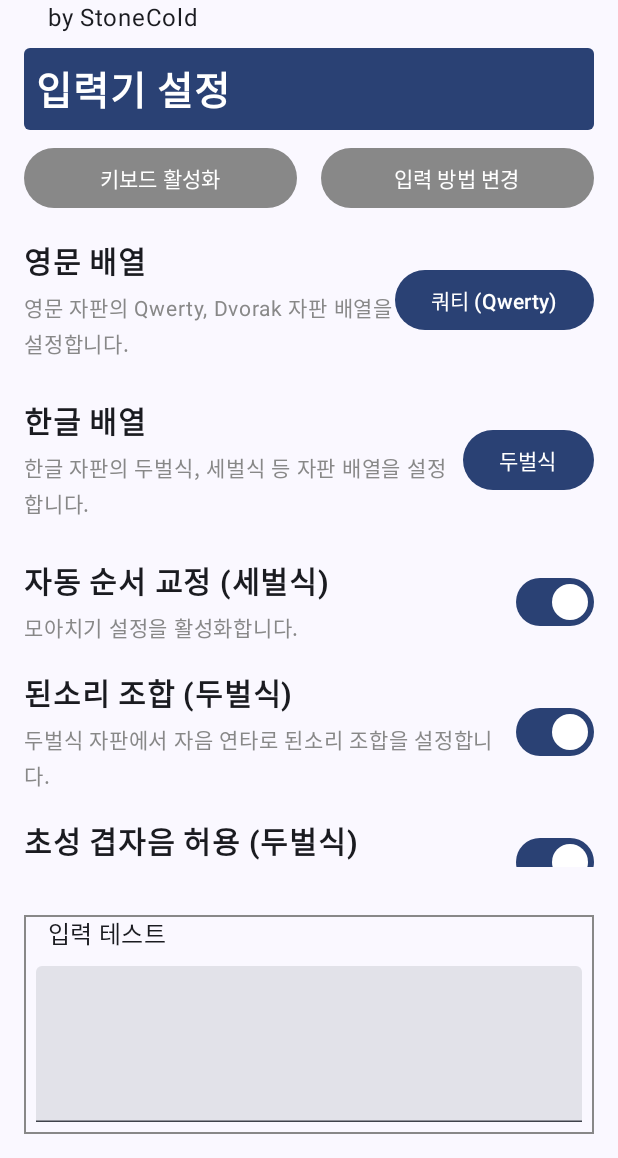
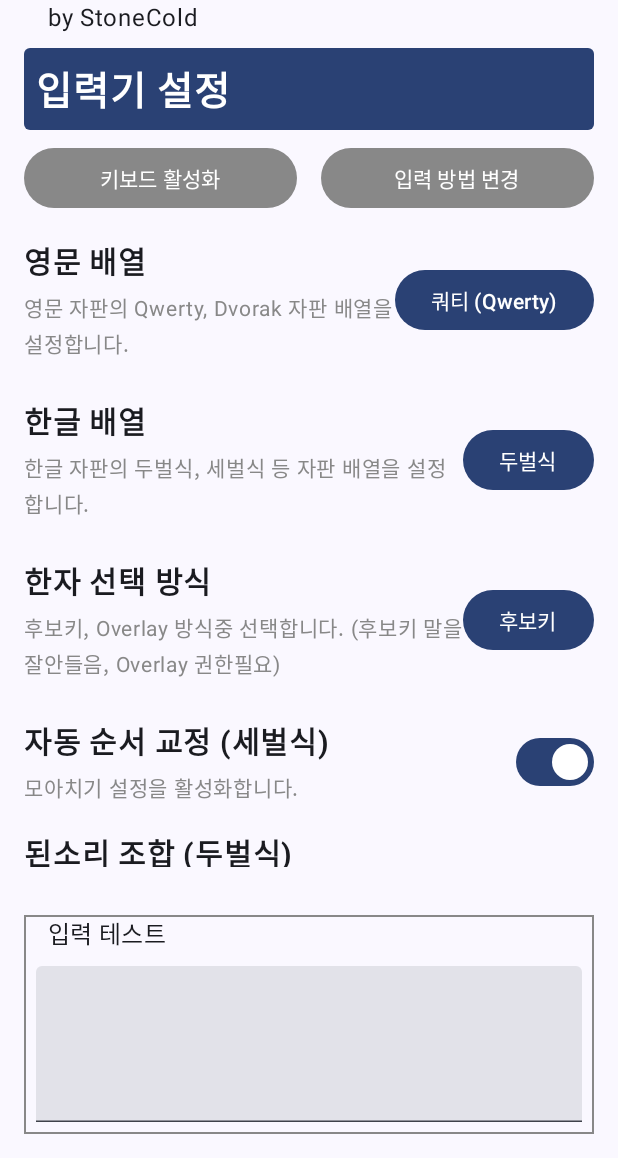
Before and after one commit to forumi0721/ExternalKeyboardKO, an Android app built with Jetpack Compose: the screen it shows after launch (SettingsActivity), on a phone screen of 412 x 824 dp, the part 78-1236 px from its top. Run offline under Robolectric (Android 15) with nearby library versions, the phone set to English and light mode, and no system bars.

Commit message:
Update
Changes:
- Add hanja overlay
- Add hanja select type option

```diff
--- a/app/src/main/AndroidManifest.xml
+++ b/app/src/main/AndroidManifest.xml
@@ -3,6 +3,7 @@
     xmlns:tools="http://schemas.android.com/tools" >
 
     <uses-permission android:name="android.permission.POST_NOTIFICATIONS" />
+    <uses-permission android:name="android.permission.SYSTEM_ALERT_WINDOW"/>
 
     <application
         android:allowBackup="true"
--- a/app/src/main/java/kr/stonecold/exkeyko/PreferenceDefaults.kt
+++ b/app/src/main/java/kr/stonecold/exkeyko/PreferenceDefaults.kt
@@ -17,6 +17,12 @@ object PreferenceDefaults {
      * 두벌식으로 초기화
      */
     var pref_hangul_layout: String = "2"
+
+    /**
+     * 한자 입력 방식 설정
+     * 후보뷰로 초기화
+     */
+    var pref_hanja_select_type: String = "o"
 
     /**
      * 자동 순서 교정 옵션 (모아치기)
--- a/app/src/main/java/kr/stonecold/exkeyko/SettingsActivity.kt
+++ b/app/src/main/java/kr/stonecold/exkeyko/SettingsActivity.kt
@@ -4,6 +4,7 @@ import android.content.Context
 import android.content.Intent
 import android.content.SharedPreferences
 import android.content.pm.PackageManager
+import android.net.Uri
 import android.os.Build
 import android.os.Bundle
 import android.provider.Settings
@@ -33,6 +34,8 @@ import androidx.compose.ui.text.style.TextAlign
 import androidx.compose.ui.tooling.preview.Preview
 import androidx.compose.ui.unit.dp
 import androidx.compose.ui.unit.sp
+import androidx.core.app.ActivityCompat
+import androidx.core.app.ActivityCompat.startActivityForResult
 import androidx.core.content.ContextCompat
 import kr.stonecold.exkeyko.ui.theme.ExKeyKOTheme
 
@@ -44,6 +47,9 @@ class SettingsActivity : ComponentActivity() {
         if (Build.VERSION.SDK_INT >= Build.VERSION_CODES.TIRAMISU) {
             requestNotificationPermissionIfNeeded()
         }
+
+        //Overlay 권한 요청
+        checkAndRequestOverlayPermission()
 
         // 설정 화면을 구성하는 Composable 함수 호출
         setContent {
@@ -70,7 +76,6 @@ class SettingsActivity : ComponentActivity() {
             shouldShowRequestPermissionRationale(android.Manifest.permission.POST_NOTIFICATIONS) -> {
                 Toast.makeText(this, getString(R.string.msg_post_notifications_toast), Toast.LENGTH_SHORT).show()
             }
-
             else -> {
                 // 권한 요청
                 registerForActivityResult(ActivityResultContracts.RequestPermission()) { isGranted: Boolean ->
@@ -83,6 +88,16 @@ class SettingsActivity : ComponentActivity() {
             }
         }
     }
+
+    fun checkAndRequestOverlayPermission(): Boolean {
+        if (Settings.canDrawOverlays(this)) {
+            return true
+        }
+        // 권한이 없을 경우 권한 요청
+        val intent = Intent(Settings.ACTION_MANAGE_OVERLAY_PERMISSION, Uri.parse("package:$packageName"))
+        val REQUEST_OVERLAY_PERMISSION = 1001  // 권한 요청 코드
+        return startActivityIfNeeded(intent, REQUEST_OVERLAY_PERMISSION)
+    }
 }
 
 @Composable
@@ -92,6 +107,8 @@ fun SettingsScreen(context: Context) {
     // 상태 변수로 설정 값을 관리
     var selectedEnglishKeyboard by remember { mutableStateOf(prefs.getString("pref_english_layout", PreferenceDefaults.pref_english_layout) ?: PreferenceDefaults.pref_english_layout) }
     var selectedKoreanKeyboard by remember { mutableStateOf(prefs.getString("pref_hangul_layout", PreferenceDefaults.pref_hangul_layout) ?: PreferenceDefaults.pref_hangul_layout) }
+    var selectedHanjaSelectType by remember { mutableStateOf(prefs.getString("pref_hanja_select_type", PreferenceDefaults.pref_hanja_select_type) ?: PreferenceDefaults.pref_hanja_select_type) }
+    selectedHanjaSelectType = if (Settings.canDrawOverlays(context)) selectedHanjaSelectType else "c"
     var isAutoReorderEnabled by remember { mutableStateOf(prefs.getBoolean("pref_hangul_auto_reorder", PreferenceDefaults.pref_hangul_auto_reorder)) }
     var isCombiOnDoubleStrokeEnabled by remember { mutableStateOf(prefs.getBoolean("pref_hangul_combi_on_double_stroke", PreferenceDefaults.pref_hangul_combi_on_double_stroke)) }
     var isNonChoseongCombiEnabled by remember { mutableStateOf(prefs.getBoolean("pref_hangul_non_choseong_combi", PreferenceDefaults.pref_hangul_non_choseong_combi)) }
@@ -121,6 +138,10 @@ fun SettingsScreen(context: Context) {
         stringResource(R.string.hangul_32) to "32",
         stringResource(R.string.hangul_ahn) to "ahn",
         stringResource(R.string.hangul_ro) to "ro",
+    )
+    val optionHanjaOverlay = listOf(
+        stringResource(R.string.hanja_candidates) to "c",
+        stringResource(R.string.hanja_overlay) to "o",
     )
 
     // 설정 화면 레이아웃
@@ -213,6 +234,21 @@ fun SettingsScreen(context: Context) {
                     onKeyboardSelected = { newValue ->
                         selectedKoreanKeyboard = newValue
                         savePreference(prefs, "pref_hangul_layout", newValue)
+                    }
+                )
+                Spacer(modifier = Modifier.height(8.dp))
+                OptionItemHanjaOverlay(
+                    title = stringResource(R.string.hanja_select_type_title),
+                    description = stringResource(R.string.hanja_select_type_overlay),
+                    options = optionHanjaOverlay,
+                    selectedOption = selectedHanjaSelectType,
+                    onOptionSelected = { newValue ->
+                        if (newValue == "o" && (!(context as SettingsActivity).checkAndRequestOverlayPermission())) {
+                            selectedHanjaSelectType = "c"
+                        } else {
+                            selectedHanjaSelectType = newValue
+                            savePreference(prefs, "pref_hanja_select_type", newValue)
+                        }
                     }
                 )
                 Spacer(modifier = Modifier.height(8.dp))
@@ -464,6 +500,65 @@ fun OptionItemKeyboard(
 }
 
 @Composable
+fun OptionItemHanjaOverlay(
+    title: String,
+    description: String,
+    options: List<Pair<String, String>>,
+    selectedOption: String,
+    onOptionSelected: (String) -> Unit
+) {
+    Row(
+        modifier = Modifier
+            .fillMaxWidth()
+            .padding(vertical = 8.dp),
+        verticalAlignment = Alignment.CenterVertically,
+        horizontalArrangement = Arrangement.SpaceBetween
+    ) {
+        Column(
+            modifier = Modifier.weight(1f)
+        ) {
+            Text(
+                text = title,
+                fontSize = 20.sp,
+                fontWeight = FontWeight.Bold
+            )
+            Spacer(modifier = Modifier.height(4.dp))
+            Text(
+                text = description,
+                fontSize = 14.sp,
+                color = Color.Gray
+            )
+        }
+
+        // 오른쪽: DropdownMenu
+        Box(
+            modifier = Modifier.align(Alignment.CenterVertically)
+        ) {
+            var expanded by remember { mutableStateOf(false) }
+
+            Button(onClick = { expanded = !expanded }) {
+                Text(text = options.firstOrNull { it.second == selectedOption }?.first ?: stringResource(R.string.select))
+            }
+
+            DropdownMenu(
+                expanded = expanded,
+                onDismissRequest = { expanded = false }
+            ) {
+                options.forEach { (option, value) ->
+                    DropdownMenuItem(
+                        onClick = {
+                            onOptionSelected(value)
+                            expanded = false
+                        },
+                        text = { Text(option) }
+                    )
+                }
+            }
+        }
+    }
+}
+
+@Composable
 fun OptionItem(title: String, description: String, checkedState: Boolean, isEnabled: Boolean, onCheckedChange: (Boolean) -> Unit) {
     Row(
         modifier = Modifier
--- a/app/src/main/res/values/strings.xml
+++ b/app/src/main/res/values/strings.xml
@@ -39,6 +39,11 @@
     <string name="hangul_ahn">세벌식 안마태</string>
     <string name="hangul_32">세벌식 두벌배열</string>
     <string name="hangul_ro">로마자</string>
+
+    <string name="hanja_select_type_title">한자 선택 방식</string>
+    <string name="hanja_select_type_overlay">후보키, Overlay 방식중 선택합니다. (후보키 말을 잘안들음, Overlay 권한필요)</string>
+    <string name="hanja_candidates">후보키</string>
+    <string name="hanja_overlay">Overlay</string>
 
     <!-- 한글 입력기 옵션 -->
     <string name="hangul_non_choseong_combi_title">초성 겹자음 허용 (두벌식)</string>
```
Also changed, not shown: app/src/main/java/kr/stonecold/exkeyko/HangulInputMethodService.kt (+84 -38 lines), app/src/main/java/kr/stonecold/exkeyko/HanjaOverlay.kt (added, +132 -0 lines).
